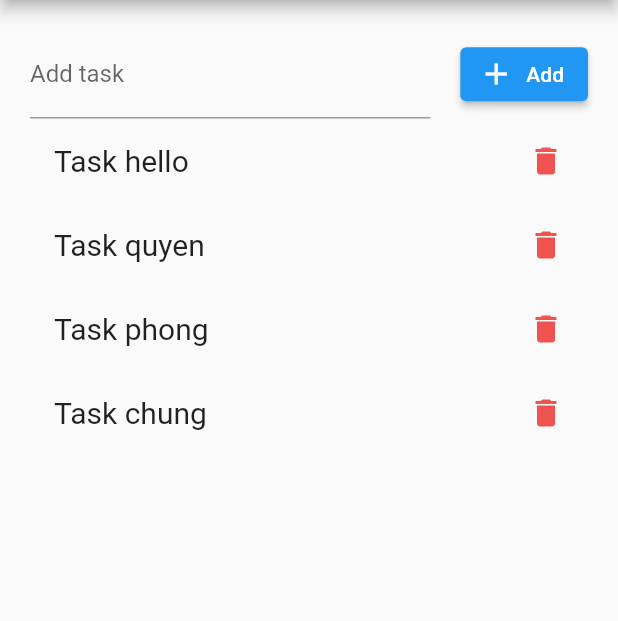
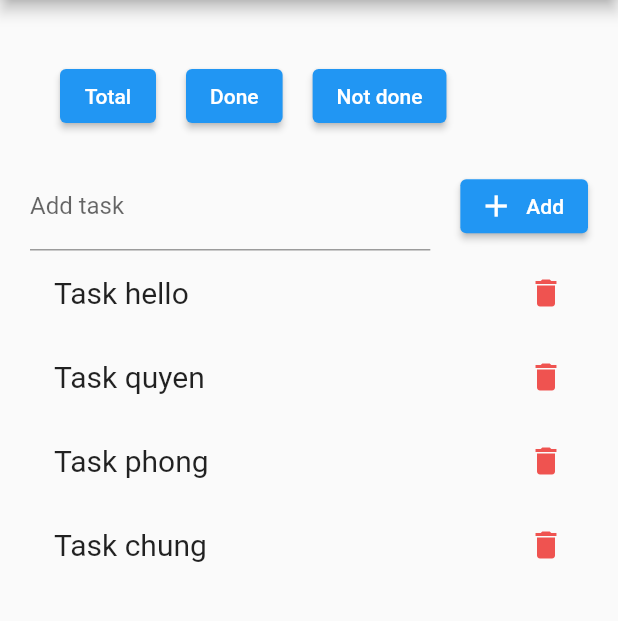
Before and after one commit to phongtran2309/todolist_flutter, a Flutter app: the screen it shows after launch, on a phone screen of 412 x 824 dp, the part 84-705 px from its top. Run offline on Flutter 3.47's test engine with Material 2 defaults, Android fonts, the phone set to English and light mode, and no system bars.

Commit message:
Add task filter

```diff
--- a/lib/todo/todo_header.dart
+++ b/lib/todo/todo_header.dart
@@ -1,4 +1,3 @@
-import 'dart:ffi';
 
 import 'package:flutter/material.dart';
 
@@ -20,7 +19,8 @@ class TodoHeader extends StatelessWidget {
           child: TextFormField(
             // onFieldSubmitted:(value) {},
             controller: txtTodoController,
-            decoration: const InputDecoration(labelText: 'Add task', hintText: 'Add task'),
+            decoration: const InputDecoration(
+                labelText: 'Add task', hintText: 'Add task'),
           ),
         ),
         const SizedBox(width: 20,),
@@ -34,7 +34,6 @@ class TodoHeader extends StatelessWidget {
               // TODO: thong bao toast
               debugPrint('ascbas');
             }
-
           },
           icon: const Icon(Icons.add),
           label: const Text('Add'),
@@ -43,3 +42,45 @@ class TodoHeader extends StatelessWidget {
     );
   }
 }
+
+
+Widget taskFilter = Container(
+  padding: const EdgeInsets.all(10),
+  child: Row(
+    children: [
+      Container(
+        margin: const EdgeInsets.all(10),
+        child: ElevatedButton(
+          style: ElevatedButton.styleFrom(
+            primary: Colors.blue,
+            onPrimary: Colors.white,
+          ),
+          onPressed: () { },
+          child: const Text('Total'),
+        ),
+      ),
+      Container(
+        margin: const EdgeInsets.all(10),
+        child: ElevatedButton(
+          style: ElevatedButton.styleFrom(
+            primary: Colors.blue,
+            onPrimary: Colors.white,
+          ),
+          onPressed: () { },
+          child: const Text('Done'),
+        ),
+      ),
+      Container(
+        margin: const EdgeInsets.all(10),
+        child: ElevatedButton(
+          style: ElevatedButton.styleFrom(
+            primary: Colors.blue,
+            onPrimary: Colors.white,
+          ),
+          onPressed: () { },
+          child: const Text('Not done'),
+        ),
+      ),
+    ],
+  ),
+);
--- a/lib/todo/todo_list_container.dart
+++ b/lib/todo/todo_list_container.dart
@@ -26,6 +26,7 @@ class _TodoListContainerState extends State<TodoListContainer> {
       padding: const EdgeInsets.all(20),
       child: Column(
         children: <Widget>[
+          taskFilter,
           TodoHeader(tasks: tasks, onChange: _handleTasksChanged,),
           Expanded(
               child: TodoList(tasks: tasks, onChange: _handleTasksChanged,)
```
Also changed, not shown: lib/todo/todo_list.dart (+12 -40 lines).
